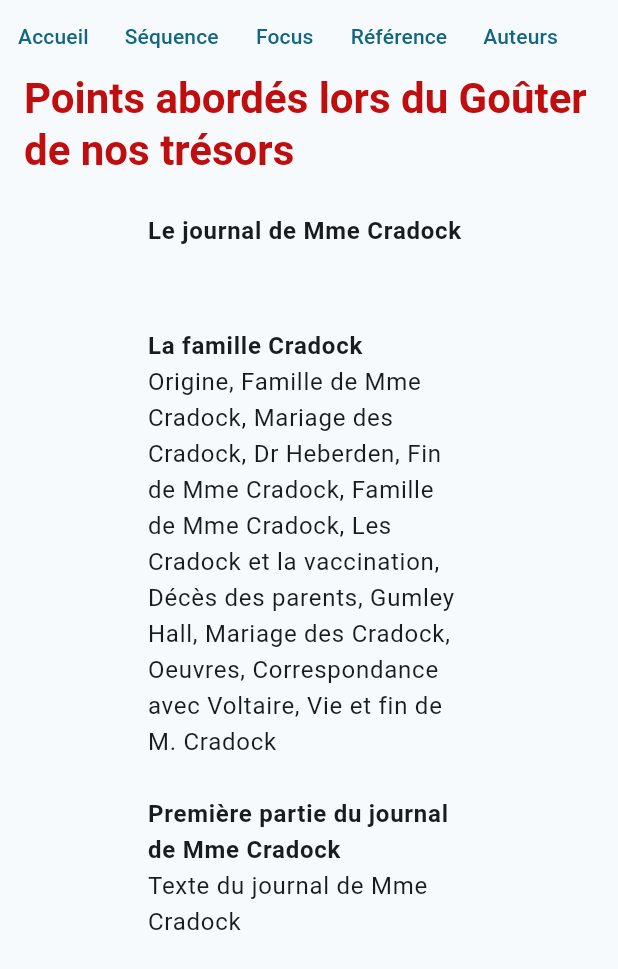
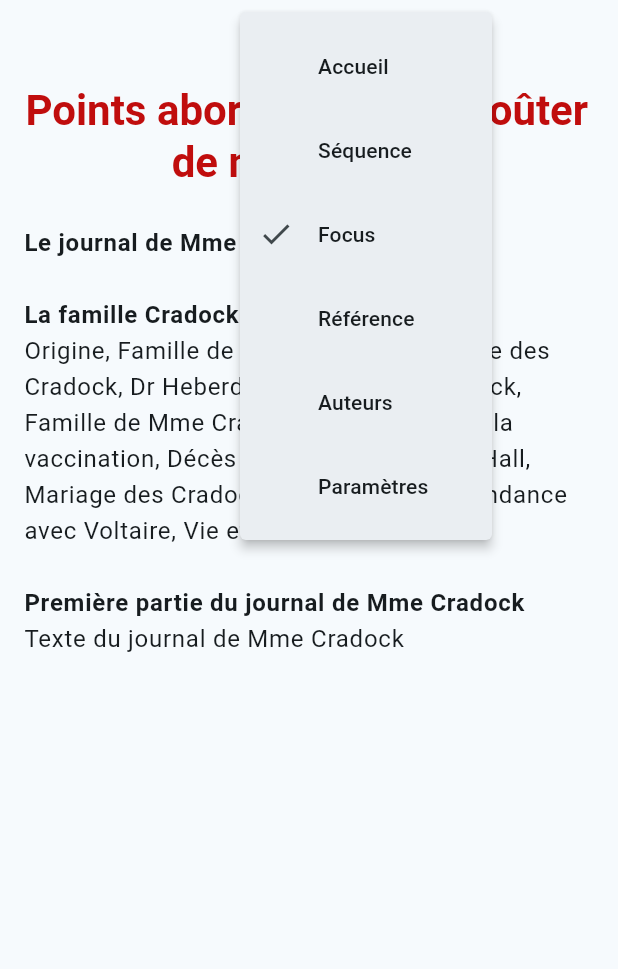
Before and after one commit to clemsciences/cradock_map, a Flutter app: the FocusView screen opened by its route, after a tap on "Focus", on a phone screen of 412 x 824 dp. Shown: the top 969 px of the screen. Run offline on Flutter 3.47's test engine with Material 3 defaults, Android fonts, the phone set to English and light mode, and no system bars; our stand-ins replace flutter_map, go_router, latlong2, photo_view, share_plus, web; missing offline and left inert: dart:js_interop, flutter_map_animations, flutter_map_cancellable_tile_provider, gal.

Commit message:
Navigation simple et barre de navigation centrée
Changement de page sans animation, barre centrée en haut (menu sous
600 px), page Paramètres, tuiles entièrement cliquables, barres de
défilement visibles seulement sur ordinateur.

```diff
--- a/lib/main.dart
+++ b/lib/main.dart
@@ -1,10 +1,15 @@
 import "package:cradock_map/notifiers/multi_notifier.dart";
 import "package:cradock_map/routes/routes.dart";
 import "package:cradock_map/style/themes.dart";
+import "package:flutter/foundation.dart";
 import "package:flutter/material.dart";
+import "package:flutter_web_plugins/url_strategy.dart";
 
 
 void main() {
+  if (kIsWeb) {
+    usePathUrlStrategy();
+  }
   runApp(const MyApp());
 }
 
--- a/lib/routes/routes.dart
+++ b/lib/routes/routes.dart
@@ -8,11 +8,11 @@ import "package:cradock_map/views/author_item_view.dart";
 import "package:cradock_map/views/authors_view.dart";
 import "package:cradock_map/views/focus_item_view.dart";
 import "package:cradock_map/views/focus_view.dart";
+import "package:cradock_map/views/settings_view.dart";
 import "package:cradock_map/views/references_view.dart";
 import "package:cradock_map/views/sequence_item_view.dart";
 import "package:cradock_map/views/sequence_view.dart";
 import "package:cradock_map/views/welcome_view.dart";
-import "package:flutter/material.dart";
 import "package:go_router/go_router.dart";
 
 class AppRoutes {
@@ -25,6 +25,7 @@ class AppRoutes {
   static const String FOCUS_ITEM_ROUTE = "$FOCUS_ROUTE/:id";
   static const String AUTHORS_ROUTE = "/auteurs";
   static const String AUTHOR_ITEM_ROUTE = "$AUTHORS_ROUTE/:id";
+  static const String GENERAL_ROUTE = "/general";
 
   static String replaceItem(String route, String id) {
     return route.replaceAll(":id", id);
@@ -46,29 +47,6 @@ class AppRoutes {
   }
 }
 
-class SatAnimation1 extends CustomTransitionPage {
-  SatAnimation1({
-    required super.child,
-    super.key,
-    super.name,
-    super.arguments,
-    super.restorationId,
-    super.transitionDuration = const Duration(milliseconds: 500),
-    super.reverseTransitionDuration = const Duration(milliseconds: 500),
-    super.maintainState = true,
-    super.fullscreenDialog = false,
-    super.opaque = true,
-    super.barrierDismissible = false,
-    super.barrierColor,
-    super.barrierLabel,
-  }) : super(transitionsBuilder:
-            (context, animation, secondaryAnimation, child) {
-          return FadeTransition(
-            opacity: animation,
-            child: child,
-          );
-        });
-}
 
 final GoRouter router = GoRouter(
   debugLogDiagnostics: true,
@@ -77,9 +55,7 @@ final GoRouter router = GoRouter(
   routes: [
     GoRoute(
         path: AppRoutes.WELCOME_ROUTE,
-        pageBuilder: (context, state) {
-          return SatAnimation1(key: state.pageKey, child: WelcomeView());
-        }),
+        builder: (context, state) => WelcomeView()),
     /*GoRoute(
           path: AppRoutes.BALADE_ROUTE,
           builder: (context, state) => BaladeView()),*/
@@ -106,6 +82,9 @@ final GoRouter router = GoRouter(
         builder: (context, state) => AuthorsView(
               authors: authors,
             )),
+    GoRoute(
+        path: AppRoutes.GENERAL_ROUTE,
+        builder: (context, state) => const GeneralView()),
     for (var author in authors)
       GoRoute(
           path: AppRoutes.getAuthorItemRoute(author),
--- /dev/null
+++ b/lib/style/no_page_transitions_builder.dart
@@ -0,0 +1,21 @@
+import "package:flutter/material.dart";
+
+/// Shows the new page immediately, like a regular website. The default
+/// transitions (zoom on Android/Windows/Linux, slide on macOS/iOS) animate the
+/// whole page, nav bar included, at every click.
+class NoPageTransitionsBuilder extends PageTransitionsBuilder {
+  const NoPageTransitionsBuilder();
+
+  @override
+  Duration get transitionDuration => Duration.zero;
+
+  @override
+  Widget buildTransitions<T>(
+      PageRoute<T> route,
+      BuildContext context,
+      Animation<double> animation,
+      Animation<double> secondaryAnimation,
+      Widget child) {
+    return child;
+  }
+}
--- a/lib/style/themes.dart
+++ b/lib/style/themes.dart
@@ -1,12 +1,18 @@
 
 
 
+import "package:cradock_map/style/no_page_transitions_builder.dart";
 import "package:cradock_map/style/style.dart";
 import "package:flutter/material.dart";
 
 class AppTheme {
   static final lightTheme = ThemeData(
     useMaterial3: true,
+    // Same instant page change on every platform.
+    pageTransitionsTheme: PageTransitionsTheme(builders: {
+      for (var platform in TargetPlatform.values)
+        platform: const NoPageTransitionsBuilder(),
+    }),
     // Define the default brightness and colors.
     colorScheme: ColorScheme.fromSeed(
       seedColor: SatStyle.lightBlueColor,
--- a/lib/ui/nav_bar.dart
+++ b/lib/ui/nav_bar.dart
@@ -5,74 +5,110 @@ import "package:go_router/go_router.dart";
 class NavBar extends StatelessWidget {
   const NavBar({super.key});
 
+  static const double compactBreakpoint = 600;
+
+  static const List<(String, String)> destinations = [
+    ("Accueil", AppRoutes.WELCOME_ROUTE),
+    ("Séquence", AppRoutes.SEQUENCE_ROUTE),
+    ("Focus", AppRoutes.FOCUS_ROUTE),
+    ("Référence", AppRoutes.REFERENCES_ROUTE),
+    ("Auteurs", AppRoutes.AUTHORS_ROUTE),
+    ("Paramètres", AppRoutes.GENERAL_ROUTE),
+  ];
+
   @override
   Widget build(BuildContext context) {
-    /*return NavigationBar(destinations: [
-      NavigationDestination(icon: icon, label: label)
-    ]);*/
-    return LayoutBuilder(builder: (context, constraints) {
-      if (constraints.maxWidth > 300) {
-        return Row(
-          children: [
-            TextButton(
-                onPressed: () {
-                  context.go(AppRoutes.WELCOME_ROUTE);
-                },
-                child: Text("Accueil")),
-            //TextButton(onPressed: () {
-            //  context.go(AppRoutes.BALADE_ROUTE);
-            //}, child: Text("Balade")),
-            TextButton(
-                onPressed: () {
-                  context.go(AppRoutes.SEQUENCE_ROUTE);
-                },
-                child: Text("Séquence")),
-            TextButton(
-                onPressed: () {
-                  context.go(AppRoutes.FOCUS_ROUTE);
-                },
-                child: Text("Focus")),
-            TextButton(
-                onPressed: () {
-                  context.go(AppRoutes.REFERENCES_ROUTE);
-                },
-                child: Text("Référence")),
-            TextButton(
-                onPressed: () {
-                  context.go(AppRoutes.AUTHORS_ROUTE);
-                },
-                child: Text("Auteurs")),
-          ],
+    final currentPath = GoRouterState.of(context).uri.path;
+    return Container(
+      width: double.infinity,
+      padding: const EdgeInsets.symmetric(horizontal: 16.0, vertical: 8.0),
+      child: LayoutBuilder(builder: (context, constraints) {
+        if (constraints.maxWidth > compactBreakpoint) {
+          return SingleChildScrollView(
+            scrollDirection: Axis.horizontal,
+            // At least the full width, so that the buttons stay centered
+            // whatever the alignment of the page around the NavBar.
+            child: ConstrainedBox(
+              constraints: BoxConstraints(minWidth: constraints.maxWidth),
+              child:
+                  Row(mainAxisAlignment: MainAxisAlignment.center, children: [
+                for (var (label, route) in destinations)
+                  _NavButton(
+                    label: label,
+                    isSelected: currentPath == route,
+                    onPressed: () => context.go(route),
+                  ),
+              ]),
+            ),
+          );
+        }
+        // On phones, a single menu instead of several rows of buttons.
+        final currentLabel = destinations
+            .where((destination) =>
+                currentPath == destination.$2 ||
+                (destination.$2 != AppRoutes.WELCOME_ROUTE &&
+                    currentPath.startsWith(destination.$2)))
+            .map((destination) => destination.$1)
+            .firstOrNull;
+        return Center(
+          child: PopupMenuButton<String>(
+            tooltip: "Menu",
+            onSelected: (route) => context.go(route),
+            itemBuilder: (context) => [
+              for (var (label, route) in destinations)
+                CheckedPopupMenuItem<String>(
+                  value: route,
+                  checked: currentPath == route,
+                  child: Text(label),
+                ),
+            ],
+            child: Padding(
+              padding: const EdgeInsets.all(8.0),
+              child: Row(
+                mainAxisSize: MainAxisSize.min,
+                children: [
+                  const Icon(Icons.menu),
+                  const SizedBox(width: 8),
+                  Text(currentLabel ?? "Menu",
+                      style: Theme.of(context).textTheme.titleMedium),
+                ],
+              ),
+            ),
+          ),
         );
-      } else {
-        return Column(
-          children: [
-            TextButton(
-                onPressed: () {
-                  context.go(AppRoutes.WELCOME_ROUTE);
-                },
-                child: Text("Accueil")),
-            //TextButton(onPressed: () {
-            //  context.go(AppRoutes.BALADE_ROUTE);
-            //}, child: Text("Balade")),
-            TextButton(
-                onPressed: () {
-                  context.go(AppRoutes.SEQUENCE_ROUTE);
-                },
-                child: Text("Séquence")),
-            TextButton(
-                onPressed: () {
-                  context.go(AppRoutes.FOCUS_ROUTE);
-                },
-                child: Text("Focus")),
-            TextButton(
-                onPressed: () {
-                  context.go(AppRoutes.REFERENCES_ROUTE);
-                },
-                child: Text("Référence")),
-          ],
-        );
-      }
-    });
+      }),
+    );
   }
 }
+
+class _NavButton extends StatelessWidget {
+  final String label;
+  final bool isSelected;
+  final VoidCallback onPressed;
+
+  const _NavButton({
+    required this.label,
+    required this.isSelected,
+    required this.onPressed,
+  });
+
+  @override
+  Widget build(BuildContext context) {
+    if (isSelected) {
+      return Padding(
+        padding: const EdgeInsets.symmetric(horizontal: 4.0),
+        child: FilledButton.tonal(
+          onPressed: onPressed,
+          child: Text(label),
+        ),
+      );
+    }
+    return Padding(
+      padding: const EdgeInsets.symmetric(horizontal: 4.0),
+      child: TextButton(
+        onPressed: onPressed,
+        child: Text(label),
+      ),
+    );
+  }
+}
--- a/lib/ui/page_layout.dart
+++ b/lib/ui/page_layout.dart
@@ -1,10 +1,9 @@
-
-
+import "package:flutter/foundation.dart";
 import "package:flutter/material.dart";
 
 /// Wrapper to build great web pages.
 class PageLayout extends StatefulWidget {
-  PageLayout({super.key, required this.child, this.scrollController});
+  const PageLayout({super.key, required this.child, this.scrollController});
 
   final Widget child;
 
@@ -16,9 +15,19 @@ class PageLayout extends StatefulWidget {
 }
 
 class _PageLayoutState extends State<PageLayout> {
+  late ScrollController _scrollController;
+
+  @override
+  void initState() {
+    super.initState();
+    _scrollController = widget.scrollController ?? ScrollController();
+  }
+
   @override
   void dispose() {
-    widget.scrollController?.dispose();
+    // Dispose the controller only if it was created internally.
+    // If it was passed in, the owner is responsible for disposing it.
+    if (widget.scrollController == null) _scrollController.dispose();
     super.dispose();
   }
   @override
@@ -30,7 +39,6 @@ class _PageLayoutState extends State<PageLayout> {
     return LayoutBuilder(
       builder: (context, constraints) {
         // Determine if the horizontal scrollbar should be visible.
-        print("max width: ${constraints.maxWidth}");
 
         Widget content = ConstrainedBox(
           constraints: BoxConstraints(
@@ -42,15 +50,25 @@ class _PageLayoutState extends State<PageLayout> {
           child: widget.child,
         );
 
-        // Always have vertical scroll.
-        return Scrollbar(
-          trackVisibility: true,
-          thumbVisibility: true,
-          controller: widget.scrollController,
-          child: SingleChildScrollView(
-            controller: widget.scrollController,
-            scrollDirection: Axis.vertical,
-            child: content,
+        // Always have vertical scroll. The scrollbar stays visible with a
+        // mouse; on touch devices it only shows while scrolling.
+        final isDesktop = switch (defaultTargetPlatform) {
+          TargetPlatform.linux ||
+          TargetPlatform.macOS ||
+          TargetPlatform.windows =>
+            true,
+          _ => false,
+        };
+        return SafeArea(
+          child: Scrollbar(
+            trackVisibility: isDesktop,
+            thumbVisibility: isDesktop,
+            controller: _scrollController,
+            child: SingleChildScrollView(
+              controller: _scrollController,
+              scrollDirection: Axis.vertical,
+              child: content,
+            ),
           ),
         );
       },
--- a/lib/ui/tiles/sat_list_tile.dart
+++ b/lib/ui/tiles/sat_list_tile.dart
@@ -25,31 +25,19 @@ class SatTile extends StatelessWidget {
                 mainAxisAlignment: MainAxisAlignment.start,
                 crossAxisAlignment: CrossAxisAlignment.start,
                 children: [
-                  MouseRegion(
-                    cursor: SystemMouseCursors.text,
-                    child: GestureDetector(
-                      behavior: HitTestBehavior.translucent,
-                      onTap: () {},
-                      child: SelectableText(
+                  // Plain Text: a SelectableText would swallow the tap and the
+                  // tile would only open when tapping its margins.
+                  Text(
                     title,
                     style: Theme.of(context)
                         .textTheme
                         .bodyLarge
                         ?.copyWith(fontWeight: FontWeight.bold),
                   ),
-                    ),
-                  ),
-                  MouseRegion(
-                    cursor: SystemMouseCursors.text,
-                    child: GestureDetector(
-                      // Empêche la sélection de texte d'annuler le clic global
-                      behavior: HitTestBehavior.translucent,
-                      onTap: () {}, // Empêche la propagation, mais ne fait rien
-                      child: SelectableText(
+                  if (subtitle.isNotEmpty)
+                    Text(
                       subtitle,
                       style: Theme.of(context).textTheme.bodyLarge,
-                      ),
-                    ),
                     ),
                 ],
               ),
--- a/lib/views/focus_view.dart
+++ b/lib/views/focus_view.dart
@@ -10,27 +10,33 @@ class FocusView extends StatelessWidget {
   @override
   Widget build(BuildContext context) {
     return Scaffold(
-      body: PageLayout(child: LayoutBuilder(
-        builder: (context, constraints) {
-          var size = MediaQuery.of(context).size;
+      body: PageLayout(child: Builder(
+        builder: (context) {
           return Column(
             crossAxisAlignment: CrossAxisAlignment.start,
             children: [
               NavBar(),
-              Padding(
-                padding: EdgeInsets.only(left: 16.0),
-                child: SelectableText(
-                  "Points abordés lors du Goûter de nos trésors",
-                  style: Theme.of(context).textTheme.headlineLarge,
+              Center(
+                child: Padding(
+                  padding: const EdgeInsets.symmetric(horizontal: 16.0),
+                  child: SelectableText(
+                    "Points abordés lors du Goûter de nos trésors",
+                    textAlign: TextAlign.center,
+                    style: Theme.of(context).textTheme.headlineLarge,
+                  ),
                 ),
               ),
               SizedBox(
                 height: 12,
               ),
+              // Centered column of bounded width rather than a 20% margin on
+              // each side, which left almost no room on phones.
               for (var focus in focusData)
-                Padding(
-                    padding: EdgeInsets.symmetric(horizontal: size.width * 0.2),
-                    child: FocusItemTile(item: focus))
+                Center(
+                  child: ConstrainedBox(
+                      constraints: const BoxConstraints(maxWidth: 800),
+                      child: FocusItemTile(item: focus)),
+                )
             ],
           );
         },
```
Also changed, not shown: lib/routes/sat_animation_1.dart (added, +26 -0 lines), lib/views/settings_view.dart (added, +47 -0 lines), lib/views/welcome_view.dart (+14 -2 lines), 4 other files. Lines whose indentation alone changed are shown as unchanged.
